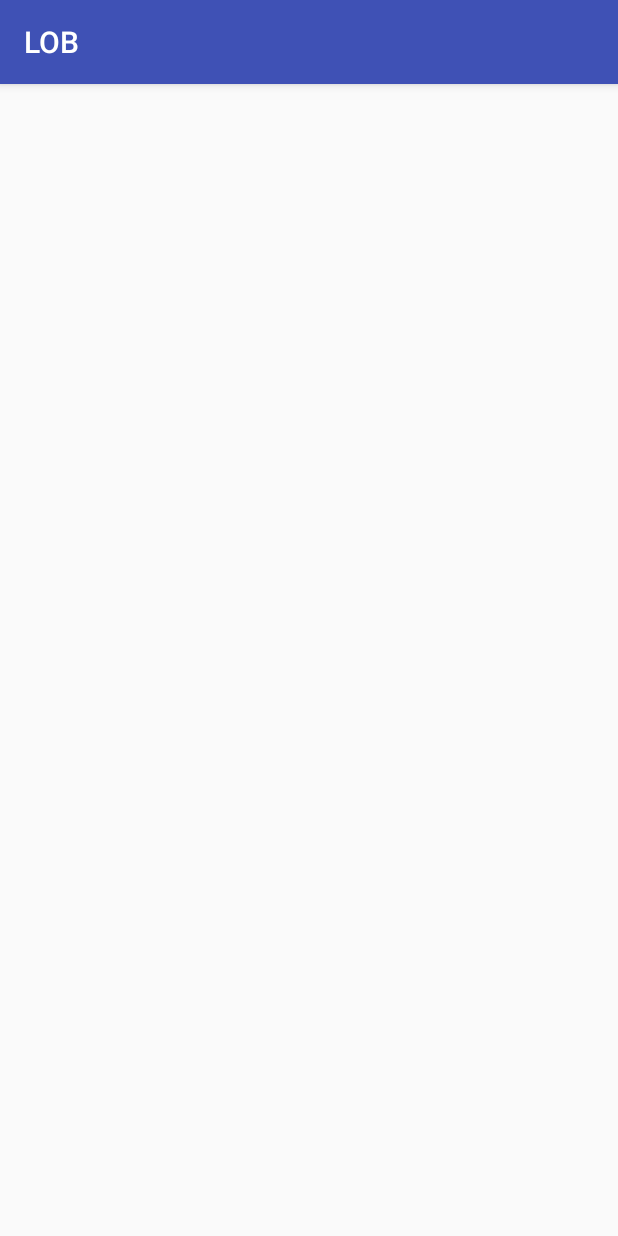
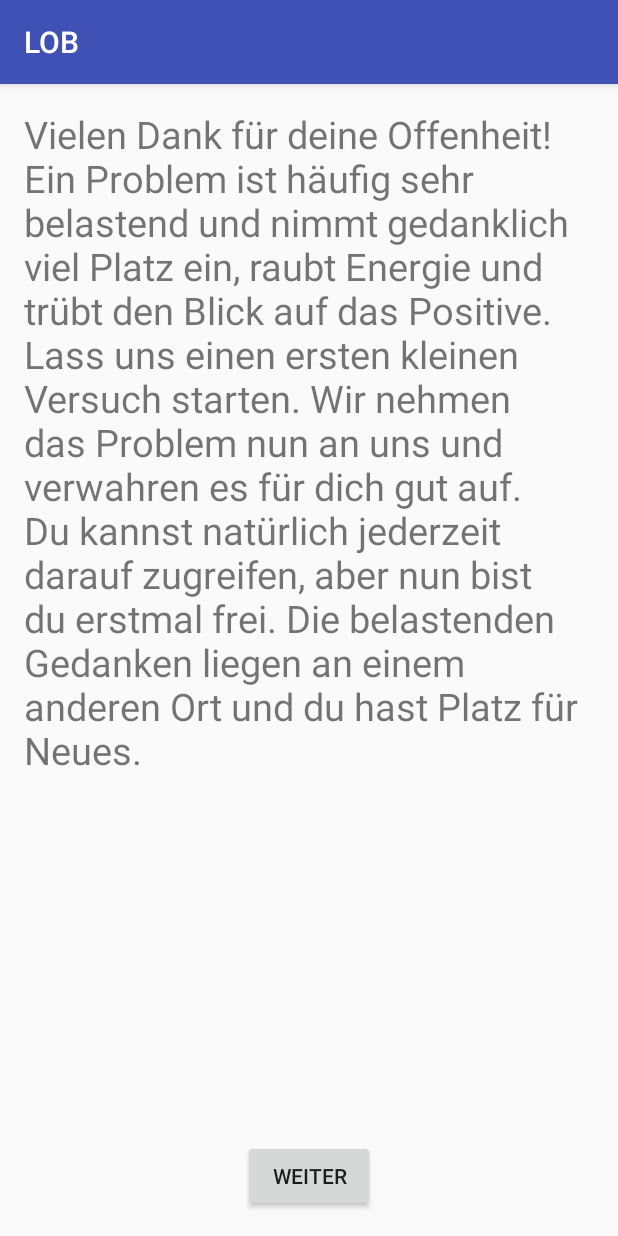
Before and after one commit to Max313/LOB, an Android app: the Level1ProblemBeschreibungDank screen opened directly, with no data from a screen before it, on a phone screen of 412 x 824 dp. Run offline under Robolectric (Android 15) with nearby library versions, the phone set to English and light mode, and no system bars.

Commit message:
problem Beschreibung neu

```diff
--- /dev/null
+++ b/app/src/main/res/layout/activity_level1_problem_beschreibung_dank.xml
@@ -0,0 +1,31 @@
+<?xml version="1.0" encoding="utf-8"?>
+<LinearLayout xmlns:android="http://schemas.android.com/apk/res/android"
+    xmlns:tools="http://schemas.android.com/tools"
+    android:id="@+id/activity_level1_problem_beschreibung_dank"
+    android:layout_width="match_parent"
+    android:layout_height="match_parent"
+    android:paddingBottom="@dimen/activity_vertical_margin"
+    android:paddingLeft="@dimen/activity_horizontal_margin"
+    android:paddingRight="@dimen/activity_horizontal_margin"
+    android:paddingTop="@dimen/activity_vertical_margin"
+    tools:context="com.example.lammel.lob.Level1ProblemBeschreibungDank"
+    android:orientation="vertical">
+
+    <TextView
+        android:layout_width="match_parent"
+        android:layout_height="wrap_content"
+        android:text="@string/problem_beschreibungDank_Textview"
+        android:textSize="@dimen/activity_normalcontent"
+        android:id="@+id/problem_beschreibungDank_textView"
+        android:layout_weight="1"
+        />
+
+    <Button
+        android:layout_width="wrap_content"
+        android:layout_height="wrap_content"
+        android:layout_gravity="center|bottom"
+        android:text="@string/weiter_button"
+        android:id="@+id/problem_BeschreibungDank_Button"
+        />
+
+</LinearLayout>
--- /dev/null
+++ b/app/src/main/res/values-v21/styles.xml
@@ -0,0 +1,9 @@
+<resources>
+
+    <style name="AppTheme.NoActionBar">
+        <item name="windowActionBar">false</item>
+        <item name="windowNoTitle">true</item>
+        <item name="android:windowDrawsSystemBarBackgrounds">true</item>
+        <item name="android:statusBarColor">@android:color/transparent</item>
+    </style>
+</resources>
--- a/app/src/main/res/values/strings.xml
+++ b/app/src/main/res/values/strings.xml
@@ -38,7 +38,7 @@
     <string name="loesungswege_Button1">Fertig</string>
     <string name="loesungswege_Button2">Mir fällt nichts ein</string>
 
-    <!-- Veraenderung vorab  -->
+    <!-- Veraenderung vorab -->
     <string name="veraenderung_Textview">Als du dich dafür entschieden hast diese App runterzuladen, ging dem der Entschluss voraus etwas zu unternehmen.\nEin konkreter Schritt in Richtung Veränderung.\nHäufig beginnt damit ein Prozess.\nHat sich vielleich auch bei dir das eine oder andere verändert?\nOder ist es gerade dabei sich positiv zu verändern?</string>
     <string name="veraenderung_ButtonJa">Ja</string>
     <string name="veraenderung_ButtonNein">Nein</string>
```
